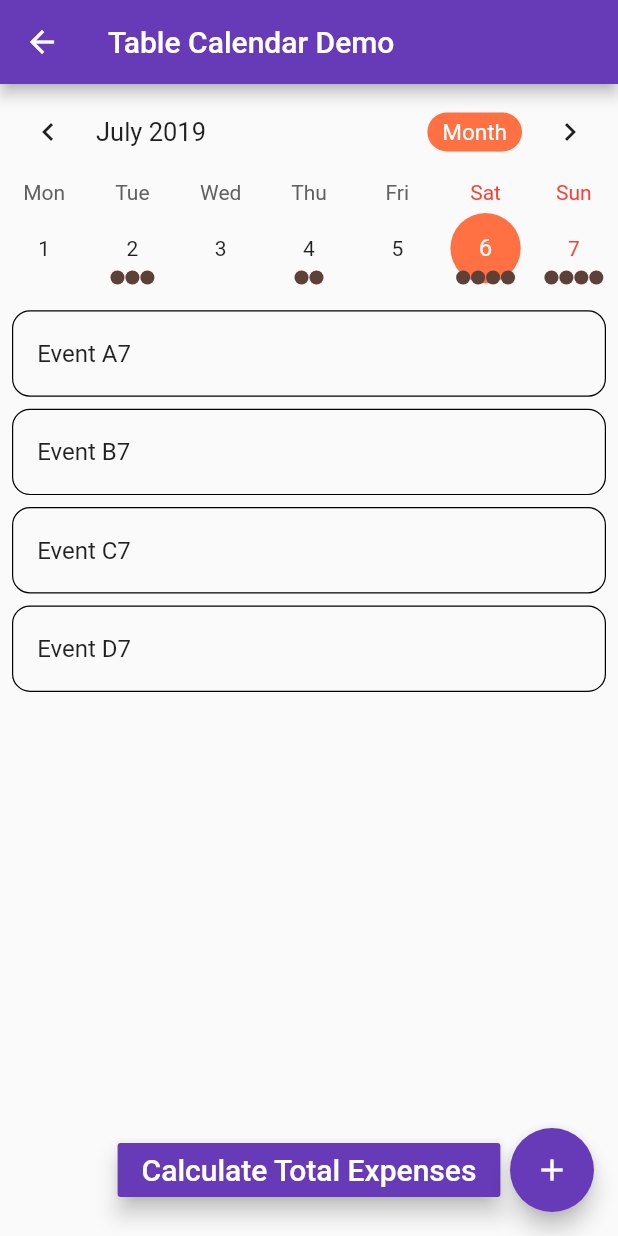
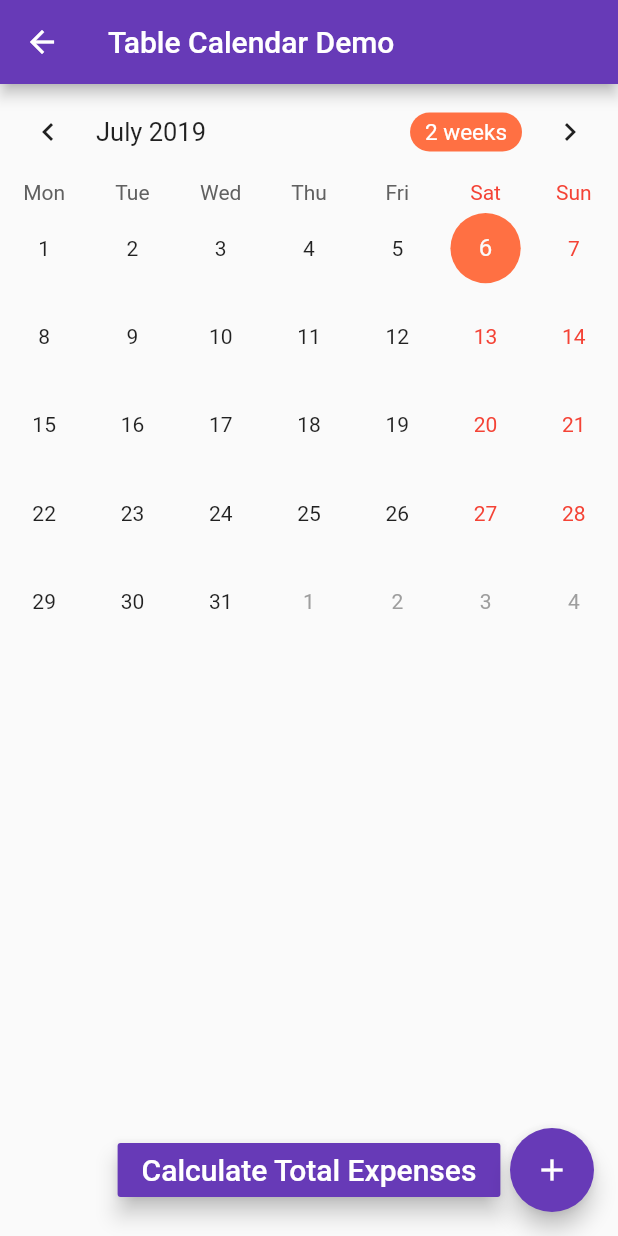
Before and after one commit to lionel1704/monthly_expense_calculator, a Flutter app: the MyHomePage screen opened directly, on a phone screen of 412 x 824 dp. Run offline on Flutter 3.47's test engine with Material 2 defaults, Android fonts, the phone set to English and light mode, and no system bars; drawn by our look-alikes of table_calendar; our stand-ins replace charts_flutter, cloud_firestore, datetime_picker_formfield, font_awesome_flutter, rxdart; missing offline and left inert: date_utils; accounts and stored records are empty.

Commit message:
apply flutter format and include db itegration

```diff
--- a/lib/src/calendar_app.dart
+++ b/lib/src/calendar_app.dart
@@ -8,7 +8,7 @@ import 'package:monthly_expense_calculator/screens/logging_expenses.dart';
 import 'package:monthly_expense_calculator/screens/total_expense.dart';
 import 'package:monthly_expense_calculator/charts/chart.dart';
 import 'package:monthly_expense_calculator/screens/login_screen.dart';
-
+import '../src/blocs/expenses_bloc.dart';
 
 // Example holidays
 final Map<DateTime, List> _holidays = {
@@ -19,8 +19,9 @@ final Map<DateTime, List> _holidays = {
   DateTime(2019, 4, 22): ['Easter Monday'],
 };
 
+Map<DateTime, List> _events = new Map();
+
 class CalendarApp extends StatelessWidget {
-
   List<Widget> pages = [MyHomePage(title: 'Table Calendar Demo'), HomePage()];
 
   @override
@@ -31,12 +32,10 @@ class CalendarApp extends StatelessWidget {
         theme: ThemeData(
           primarySwatch: Colors.blue,
         ),
-        home:
-        PageView.builder(
+        home: PageView.builder(
           itemCount: pages.length,
           itemBuilder: (BuildContext context, int index) => pages[index],
-        )
-    );
+        ));
   }
 }
 
@@ -51,7 +50,6 @@ class MyHomePage extends StatefulWidget {
 
 class _MyHomePageState extends State<MyHomePage> with TickerProviderStateMixin {
   DateTime _selectedDay;
-  Map<DateTime, List> _events;
   Map<DateTime, List> _visibleEvents;
   Map<DateTime, List> _visibleHolidays;
   List _selectedEvents;
@@ -61,60 +59,6 @@ class _MyHomePageState extends State<MyHomePage> with TickerProviderStateMixin {
   void initState() {
     super.initState();
     _selectedDay = DateTime.now();
-    _events = {
-      _selectedDay.subtract(Duration(days: 30)): [
-        'Event A0',
-        'Event B0',
-        'Event C0'
-      ],
-      _selectedDay.subtract(Duration(days: 27)): ['Event A1'],
-      _selectedDay.subtract(Duration(days: 20)): [
-        'Event A2',
-        'Event B2',
-        'Event C2',
-        'Event D2'
-      ],
-      _selectedDay.subtract(Duration(days: 16)): ['Event A3', 'Event B3'],
-      _selectedDay.subtract(Duration(days: 10)): [
-        'Event A4',
-        'Event B4',
-        'Event C4'
-      ],
-      _selectedDay.subtract(Duration(days: 4)): [
-        'Event A5',
-        'Event B5',
-        'Event C5'
-      ],
-      _selectedDay.subtract(Duration(days: 2)): ['Event A6', 'Event B6'],
-      _selectedDay: ['Event A7', 'Event B7', 'Event C7', 'Event D7'],
-      _selectedDay.add(Duration(days: 1)): [
-        'Event A8',
-        'Event B8',
-        'Event C8',
-        'Event D8'
-      ],
-      _selectedDay.add(Duration(days: 3)): Set.from(
-          ['Event A9', 'Event A9', 'Event B9']).toList(),
-      _selectedDay.add(Duration(days: 7)): [
-        'Event A10',
-        'Event B10',
-        'Event C10'
-      ],
-      _selectedDay.add(Duration(days: 11)): ['Event A11', 'Event B11'],
-      _selectedDay.add(Duration(days: 17)): [
-        'Event A12',
-        'Event B12',
-        'Event C12',
-        'Event D12'
-      ],
-      _selectedDay.add(Duration(days: 22)): ['Event A13', 'Event B13'],
-      _selectedDay.add(Duration(days: 26)): [
-        'Event A14',
-        'Event B14',
-        'Event C14'
-      ],
-    };
-
     _selectedEvents = _events[_selectedDay] ?? [];
     _visibleEvents = _events;
     _visibleHolidays = _holidays;
@@ -134,8 +78,8 @@ class _MyHomePageState extends State<MyHomePage> with TickerProviderStateMixin {
     });
   }
 
-  void _onVisibleDaysChanged(DateTime first, DateTime last,
-      CalendarFormat format) {
+  void _onVisibleDaysChanged(
+      DateTime first, DateTime last, CalendarFormat format) {
     setState(() {
       _visibleEvents = Map.fromEntries(
         _events.entries.where(
@@ -157,14 +101,14 @@ class _MyHomePageState extends State<MyHomePage> with TickerProviderStateMixin {
 
   @override
   Widget build(BuildContext context) {
+    bloc.fetchAllExpenses().then((onValue) => setState(() { _events.addAll(onValue); }));
     return Scaffold(
       appBar: AppBar(
         title: Text(widget.title),
-        leading: IconButton(icon: Icon(
-            Icons.arrow_back),
-          onPressed: (){
-            Navigator.push(context,
-                MaterialPageRoute(builder: (context) {
+        leading: IconButton(
+          icon: Icon(Icons.arrow_back),
+          onPressed: () {
+            Navigator.push(context, MaterialPageRoute(builder: (context) {
               return WelcomeScreen();
             }));
           },
@@ -193,15 +137,14 @@ class _MyHomePageState extends State<MyHomePage> with TickerProviderStateMixin {
                     ),
                   ),
                   onPressed: () {
-                    Navigator.push(
-                        context, MaterialPageRoute(builder: (context) {
+                    Navigator.push(context,
+                        MaterialPageRoute(builder: (context) {
                       return TotalExpense();
                     }));
                   }),
             ),
           ),
         ],
-
       ),
       floatingActionButton: FloatingActionButton(
         onPressed: () {
@@ -220,24 +163,18 @@ class _MyHomePageState extends State<MyHomePage> with TickerProviderStateMixin {
     return TableCalendar(
       locale: 'en_US',
       events: _visibleEvents,
-      holidays: _visibleHolidays,
-      initialCalendarFormat: CalendarFormat.week,
+      initialCalendarFormat: CalendarFormat.month,
       formatAnimation: FormatAnimation.slide,
       startingDayOfWeek: StartingDayOfWeek.monday,
       availableGestures: AvailableGestures.all,
-      availableCalendarFormats: const {
-        CalendarFormat.month: 'Month',
-        CalendarFormat.twoWeeks: '2 weeks',
-        CalendarFormat.week: 'Week',
-      },
       calendarStyle: CalendarStyle(
         selectedColor: Colors.deepOrange[400],
         todayColor: Colors.deepOrange[200],
         markersColor: Colors.brown[700],
       ),
       headerStyle: HeaderStyle(
-        formatButtonTextStyle: TextStyle().copyWith(
-            color: Colors.white, fontSize: 15.0),
+        formatButtonTextStyle:
+            TextStyle().copyWith(color: Colors.white, fontSize: 15.0),
         formatButtonDecoration: BoxDecoration(
           color: Colors.deepOrange[400],
           borderRadius: BorderRadius.circular(16.0),
@@ -345,8 +282,9 @@ class _MyHomePageState extends State<MyHomePage> with TickerProviderStateMixin {
         shape: BoxShape.rectangle,
         color: Utils.isSameDay(date, _selectedDay)
             ? Colors.brown[500]
-            : Utils.isSameDay(date, DateTime.now()) ? Colors.brown[300] : Colors
-            .blue[400],
+            : Utils.isSameDay(date, DateTime.now())
+                ? Colors.brown[300]
+                : Colors.blue[400],
       ),
       width: 16.0,
       height: 16.0,
@@ -373,20 +311,19 @@ class _MyHomePageState extends State<MyHomePage> with TickerProviderStateMixin {
   Widget _buildEventList() {
     return ListView(
       children: _selectedEvents
-          .map((event) =>
-          Container(
+          .map((event) => Container(
                 decoration: BoxDecoration(
                   border: Border.all(width: 0.8),
                   borderRadius: BorderRadius.circular(12.0),
                 ),
-            margin: const EdgeInsets.symmetric(horizontal: 8.0, vertical: 4.0),
+                margin:
+                    const EdgeInsets.symmetric(horizontal: 8.0, vertical: 4.0),
                 child: ListTile(
                   title: Text(event.toString()),
                   onTap: () => print('$event tapped!'),
                 ),
               ))
           .toList(),
-
     );
   }
 }
--- a/lib/src/ui/expense_list.dart
+++ b/lib/src/ui/expense_list.dart
@@ -29,10 +29,10 @@ class ExpenseList extends StatelessWidget {
     return ListView.builder(
       itemCount: snapshot.data.expenses.length,
       itemBuilder: (context, index) {
-        return ListTile (
-          title: Text(snapshot.data.expenses[index].description),
+        return ListTile(
+          title: Text(snapshot.data.expenses[index].category),
           subtitle: Text("Rs. ${snapshot.data.expenses[index].amount}"),
-          trailing: Text("${snapshot.data.expenses[index].category}"),
+          trailing: Text("${snapshot.data.expenses[index].date}"),
         );
       },
     );
--- a/pubspec.yaml
+++ b/pubspec.yaml
@@ -14,7 +14,7 @@ description: This application helps you keep track of your monthly expenses.
 version: 1.0.0+1
 
 environment:
-  sdk: ">=2.2.0 <3.0.0"
+  sdk: ">=2.2.2 <3.0.0"
 
 dependencies:
   flutter:
```
Also changed, not shown: lib/charts/chart.dart (+38 -20 lines), lib/main.dart (+3 -7 lines), lib/screens/logging_expenses.dart (+16 -5 lines), lib/screens/login_screen.dart (+21 -15 lines), lib/src/app.dart (+5 -5 lines), lib/src/blocs/expenses_bloc.dart (+13 -3 lines), lib/src/models/expenses_model.dart (+34 -9 lines), lib/src/resources/expenses_api_provider.dart (+30 -3 lines), lib/src/resources/repository.dart (+8 -1 lines), pubspec.lock. Lines whose indentation alone changed are shown as unchanged.
